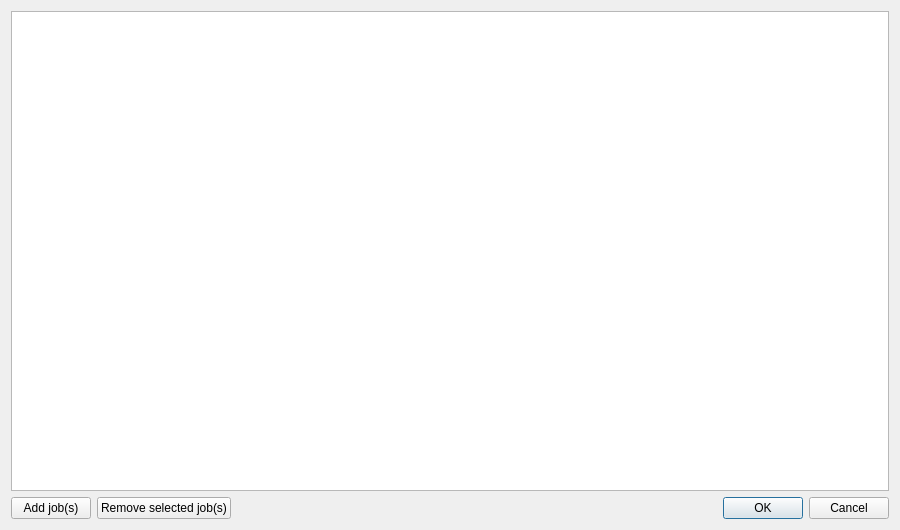
Old version of the form Source/job_dialog.ui in the repository Rolf-Hempel/PlanetarySystemStacker.
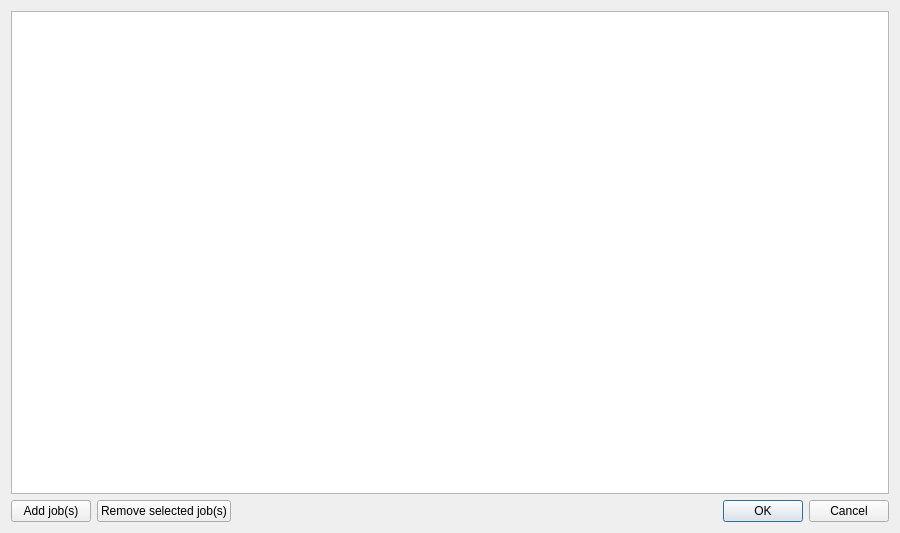
New version of the form.

```diff
--- a/Source/job_dialog.ui
+++ b/Source/job_dialog.ui
@@ -46,6 +46,28 @@
      </property>
     </widget>
    </item>
+   <item row="0" column="0" colspan="3">
+    <widget class="QListWidget" name="job_list_widget">
+     <property name="sizePolicy">
+      <sizepolicy hsizetype="Expanding" vsizetype="MinimumExpanding">
+       <horstretch>0</horstretch>
+       <verstretch>0</verstretch>
+      </sizepolicy>
+     </property>
+     <property name="minimumSize">
+      <size>
+       <width>0</width>
+       <height>483</height>
+      </size>
+     </property>
+     <property name="selectionMode">
+      <enum>QAbstractItemView::ExtendedSelection</enum>
+     </property>
+     <property name="selectionBehavior">
+      <enum>QAbstractItemView::SelectRows</enum>
+     </property>
+    </widget>
+   </item>
    <item row="1" column="1">
     <widget class="QPushButton" name="button_remove_jobs">
      <property name="toolTip">
```
Left out of the diff: 10 changed lines with no effect on the pictures.
